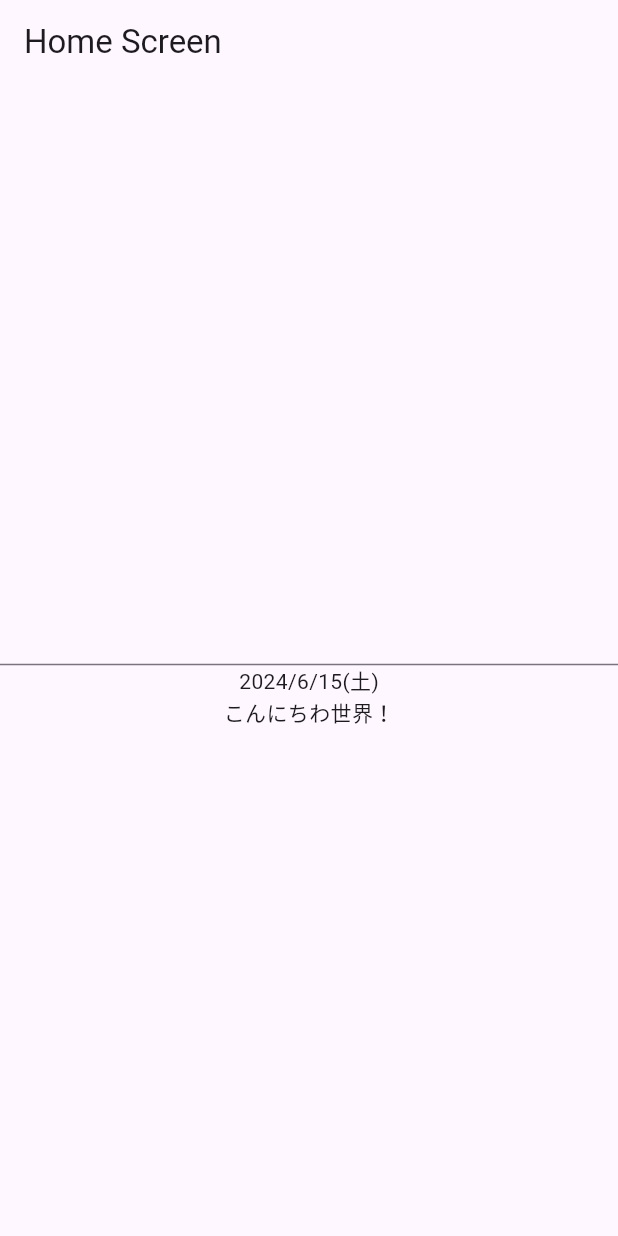
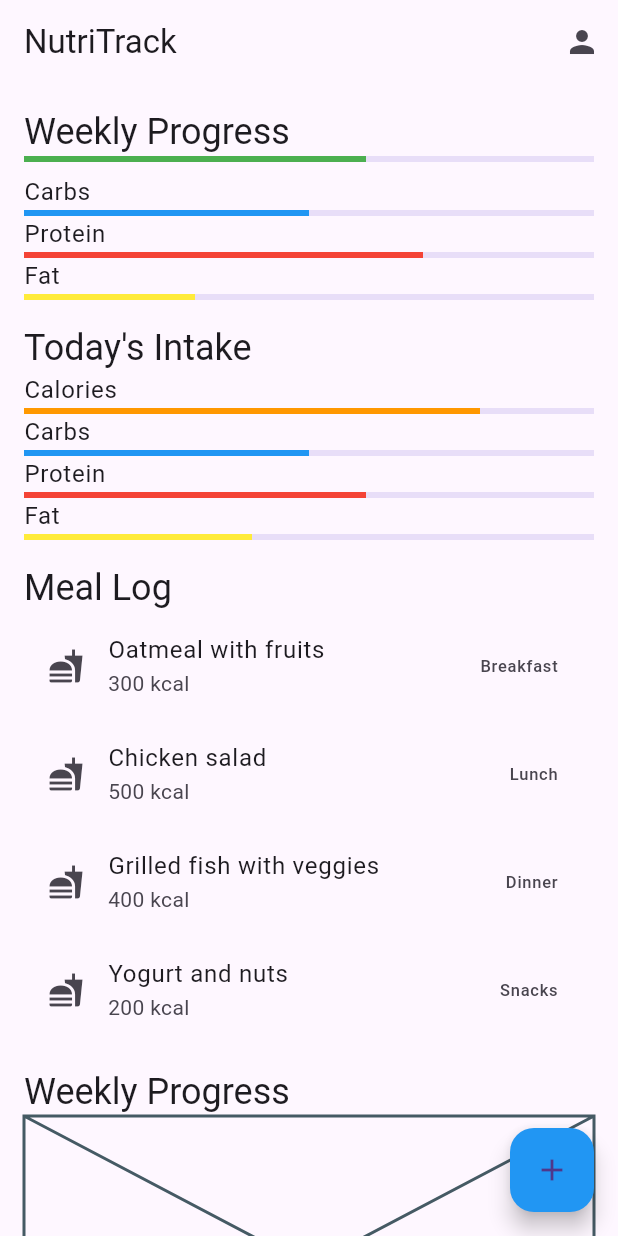
Before and after one commit to rkwdk/KinTraPFC, a Flutter app: the screen it shows after launch, on a phone screen of 412 x 824 dp. Run offline on Flutter 3.47's test engine with Material 3 defaults, Android fonts, the phone set to English and light mode, and no system bars; generated files the repository leaves out were written again.

Commit message:
画面のサンプルコードを追加

```diff
--- a/lib/main.dart
+++ b/lib/main.dart
@@ -1,7 +1,7 @@
 import 'package:flutter/material.dart';
 import 'package:flutter_gen/gen_l10n/app_localizations.dart';
 // import 'package:flutter_localizations/flutter_localizations.dart';
-import 'package:intl/intl.dart';
+// import 'package:intl/intl.dart';
 
 void main() {
   runApp(const MyApp());
@@ -34,112 +34,233 @@ class HomeScreen extends StatelessWidget {
 
   @override
   Widget build(BuildContext context) {
-    Intl.defaultLocale = Localizations.localeOf(context).toString();
-    final l10n = L10n.of(context);
     return Scaffold(
       appBar: AppBar(
-        title: Text('Home Screen'),
+        title: const Text('NutriTrack'),
+        actions: [
+          IconButton(
+            icon: const Icon(Icons.person),
+            onPressed: () {
+              // プロフィール設定画面への遷移
+            },
+          ),
+        ],
       ),
-      body: Center(
-        child: Column(
-          mainAxisAlignment: MainAxisAlignment.center,
-          children: [
-            const TextField(),
-            Text(
-              DateFormat.yMEd().format(DateTime.now()),
-            ),
-            Text(l10n.helloWorld),
-          ],
+      body: const SingleChildScrollView(
+        child: Padding(
+          padding: EdgeInsets.all(16.0),
+          child: Column(
+            crossAxisAlignment: CrossAxisAlignment.start,
+            children: [
+              WeeklyProgressSection(),
+              SizedBox(height: 16),
+              DailyIntakeSection(),
+              SizedBox(height: 16),
+              MealLogSection(),
+              SizedBox(height: 16),
+              WeeklyGraphsSection(),
+              SizedBox(height: 16),
+              NotificationSection(),
+            ],
+          ),
         ),
+      ),
+      floatingActionButton: FloatingActionButton(
+        onPressed: () {
+          // 食事追加画面への遷移
+        },
+        backgroundColor: Colors.blue,
+        tooltip: 'Add Meal',
+        child: const Icon(Icons.add),
       ),
     );
   }
 }
 
-class MyHomePage extends StatefulWidget {
-  const MyHomePage({super.key, required this.title});
-
-  // This widget is the home page of your application. It is stateful, meaning
-  // that it has a State object (defined below) that contains fields that affect
-  // how it looks.
-
-  // This class is the configuration for the state. It holds the values (in this
-  // case the title) provided by the parent (in this case the App widget) and
-  // used by the build method of the State. Fields in a Widget subclass are
-  // always marked "final".
-
-  final String title;
-
-  @override
-  State<MyHomePage> createState() => _MyHomePageState();
-}
-
-class _MyHomePageState extends State<MyHomePage> {
-  int _counter = 0;
-
-  void _incrementCounter() {
-    setState(() {
-      // This call to setState tells the Flutter framework that something has
-      // changed in this State, which causes it to rerun the build method below
-      // so that the display can reflect the updated values. If we changed
-      // _counter without calling setState(), then the build method would not be
-      // called again, and so nothing would appear to happen.
-      _counter++;
-    });
-  }
+class WeeklyProgressSection extends StatelessWidget {
+  const WeeklyProgressSection({super.key});
 
   @override
   Widget build(BuildContext context) {
-    // This method is rerun every time setState is called, for instance as done
-    // by the _incrementCounter method above.
-    //
-    // The Flutter framework has been optimized to make rerunning build methods
-    // fast, so that you can just rebuild anything that needs updating rather
-    // than having to individually change instances of widgets.
-    return Scaffold(
-      appBar: AppBar(
-        // TRY THIS: Try changing the color here to a specific color (to
-        // Colors.amber, perhaps?) and trigger a hot reload to see the AppBar
-        // change color while the other colors stay the same.
-        backgroundColor: Theme.of(context).colorScheme.inversePrimary,
-        // Here we take the value from the MyHomePage object that was created by
-        // the App.build method, and use it to set our appbar title.
-        title: Text(widget.title),
-      ),
-      body: Center(
-        // Center is a layout widget. It takes a single child and positions it
-        // in the middle of the parent.
-        child: Column(
-          // Column is also a layout widget. It takes a list of children and
-          // arranges them vertically. By default, it sizes itself to fit its
-          // children horizontally, and tries to be as tall as its parent.
-          //
-          // Column has various properties to control how it sizes itself and
-          // how it positions its children. Here we use mainAxisAlignment to
-          // center the children vertically; the main axis here is the vertical
-          // axis because Columns are vertical (the cross axis would be
-          // horizontal).
-          //
-          // TRY THIS: Invoke "debug painting" (choose the "Toggle Debug Paint"
-          // action in the IDE, or press "p" in the console), to see the
-          // wireframe for each widget.
-          mainAxisAlignment: MainAxisAlignment.center,
-          children: <Widget>[
-            const Text(
-              'You have pushed the button this many times:',
-            ),
-            Text(
-              '$_counter',
-              style: Theme.of(context).textTheme.headlineMedium,
-            ),
-          ],
-        ),
-      ),
-      floatingActionButton: FloatingActionButton(
-        onPressed: _incrementCounter,
-        tooltip: 'Increment',
-        child: const Icon(Icons.add),
-      ), // This trailing comma makes auto-formatting nicer for build methods.
+    return Column(
+      crossAxisAlignment: CrossAxisAlignment.start,
+      children: [
+        Text('Weekly Progress',
+            style: Theme.of(context).textTheme.headlineSmall),
+        const LinearProgressIndicator(value: 0.6, color: Colors.green),
+        const SizedBox(height: 8),
+        const NutrientProgressBar(
+            nutrient: 'Carbs', value: 0.5, color: Colors.blue),
+        const NutrientProgressBar(
+            nutrient: 'Protein', value: 0.7, color: Colors.red),
+        const NutrientProgressBar(
+            nutrient: 'Fat', value: 0.3, color: Colors.yellow),
+      ],
     );
   }
 }
+
+class NutrientProgressBar extends StatelessWidget {
+  final String nutrient;
+  final double value;
+  final Color color;
+
+  const NutrientProgressBar(
+      {super.key,
+      required this.nutrient,
+      required this.value,
+      required this.color});
+
+  @override
+  Widget build(BuildContext context) {
+    return Column(
+      crossAxisAlignment: CrossAxisAlignment.start,
+      children: [
+        Text(nutrient, style: Theme.of(context).textTheme.bodyLarge),
+        LinearProgressIndicator(value: value, color: color),
+      ],
+    );
+  }
+}
+
+class DailyIntakeSection extends StatelessWidget {
+  const DailyIntakeSection({super.key});
+
+  @override
+  Widget build(BuildContext context) {
+    return Column(
+      crossAxisAlignment: CrossAxisAlignment.start,
+      children: [
+        Text('Today\'s Intake',
+            style: Theme.of(context).textTheme.headlineSmall),
+        const IntakeProgressBar(
+            label: 'Calories', value: 0.8, color: Colors.orange),
+        const IntakeProgressBar(label: 'Carbs', value: 0.5, color: Colors.blue),
+        const IntakeProgressBar(
+            label: 'Protein', value: 0.6, color: Colors.red),
+        const IntakeProgressBar(label: 'Fat', value: 0.4, color: Colors.yellow),
+      ],
+    );
+  }
+}
+
+class IntakeProgressBar extends StatelessWidget {
+  final String label;
+  final double value;
+  final Color color;
+
+  const IntakeProgressBar(
+      {super.key,
+      required this.label,
+      required this.value,
+      required this.color});
+
+  @override
+  Widget build(BuildContext context) {
+    return Column(
+      crossAxisAlignment: CrossAxisAlignment.start,
+      children: [
+        Text(label, style: Theme.of(context).textTheme.bodyLarge),
+        LinearProgressIndicator(value: value, color: color),
+      ],
+    );
+  }
+}
+
+class MealLogSection extends StatelessWidget {
+  const MealLogSection({super.key});
+
+  @override
+  Widget build(BuildContext context) {
+    return Column(
+      crossAxisAlignment: CrossAxisAlignment.start,
+      children: [
+        Text('Meal Log', style: Theme.of(context).textTheme.headlineSmall),
+        const MealLogEntry(
+            timeOfDay: 'Breakfast',
+            description: 'Oatmeal with fruits',
+            calories: 300),
+        const MealLogEntry(
+            timeOfDay: 'Lunch', description: 'Chicken salad', calories: 500),
+        const MealLogEntry(
+            timeOfDay: 'Dinner',
+            description: 'Grilled fish with veggies',
+            calories: 400),
+        const MealLogEntry(
+            timeOfDay: 'Snacks', description: 'Yogurt and nuts', calories: 200),
+      ],
+    );
+  }
+}
+
+class MealLogEntry extends StatelessWidget {
+  final String timeOfDay;
+  final String description;
+  final int calories;
+
+  const MealLogEntry(
+      {super.key,
+      required this.timeOfDay,
+      required this.description,
+      required this.calories});
+
+  @override
+  Widget build(BuildContext context) {
+    return ListTile(
+      leading: const Icon(Icons.fastfood),
+      title: Text(description),
+      subtitle: Text('$calories kcal'),
+      trailing: Text(timeOfDay),
+    );
+  }
+}
+
+class WeeklyGraphsSection extends StatelessWidget {
+  const WeeklyGraphsSection({super.key});
+
+  @override
+  Widget build(BuildContext context) {
+    return Column(
+      crossAxisAlignment: CrossAxisAlignment.start,
+      children: [
+        Text('Weekly Progress',
+            style: Theme.of(context).textTheme.headlineSmall),
+        const SizedBox(
+          height: 200,
+          child: Placeholder(), // グラフウィジェットをここに配置
+        ),
+      ],
+    );
+  }
+}
+
+class NotificationSection extends StatelessWidget {
+  const NotificationSection({super.key});
+
+  @override
+  Widget build(BuildContext context) {
+    return Column(
+      crossAxisAlignment: CrossAxisAlignment.start,
+      children: [
+        Text('Notifications', style: Theme.of(context).textTheme.headlineSmall),
+        const NotificationEntry(
+            message: 'You exceeded your calorie goal today!'),
+        const NotificationEntry(message: 'Don\'t forget to log your lunch.'),
+      ],
+    );
+  }
+}
+
+class NotificationEntry extends StatelessWidget {
+  final String message;
+
+  const NotificationEntry({super.key, required this.message});
+
+  @override
+  Widget build(BuildContext context) {
+    return ListTile(
+      leading: const Icon(Icons.notification_important),
+      title: Text(message),
+    );
+  }
+}
```
